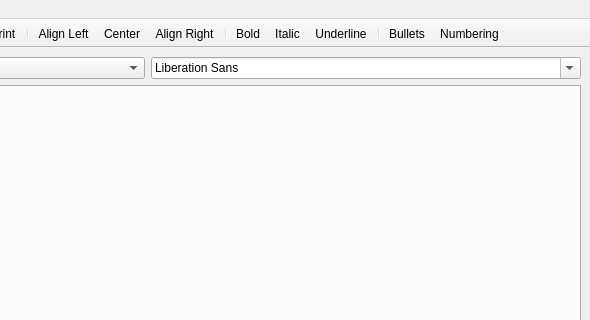
Before: the Qt Designer form TextEditor/mainwindow.ui in BryceCallender/TextEditor, drawn with Qt 5; both pictures show x 295 to 885 and y 0 to 320 of the 885 by 697 pixel window.
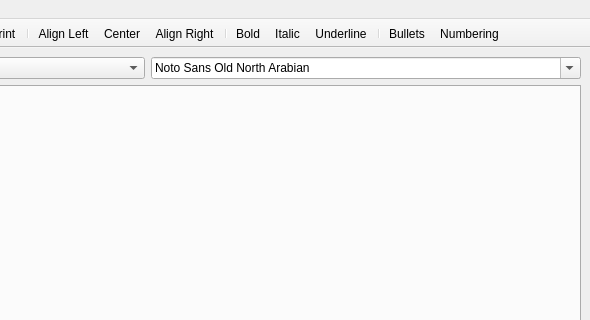
After: the same form once the commit is applied. Icons and pictures are not drawn. Custom widgets are drawn as their Qt base class.

Diff of the .ui file:
```diff
--- a/TextEditor/mainwindow.ui
+++ b/TextEditor/mainwindow.ui
@@ -100,7 +100,17 @@
        </widget>
       </item>
       <item>
-       <widget class="QFontComboBox" name="fontComboBox"/>
+       <widget class="QFontComboBox" name="fontComboBox">
+        <property name="currentIndex">
+         <number>220</number>
+        </property>
+        <property name="currentFont">
+         <font>
+          <family>Times New Roman</family>
+          <pointsize>12</pointsize>
+         </font>
+        </property>
+       </widget>
       </item>
      </layout>
     </item>
```
Left out of the diff: 5 changed lines with no effect on the pictures.
